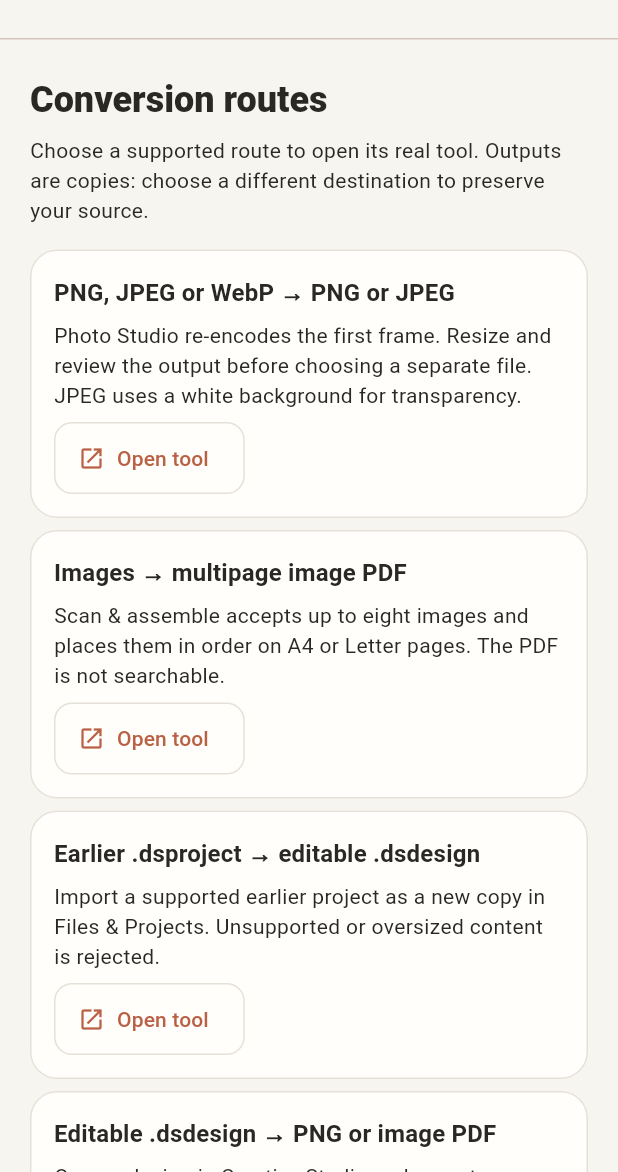
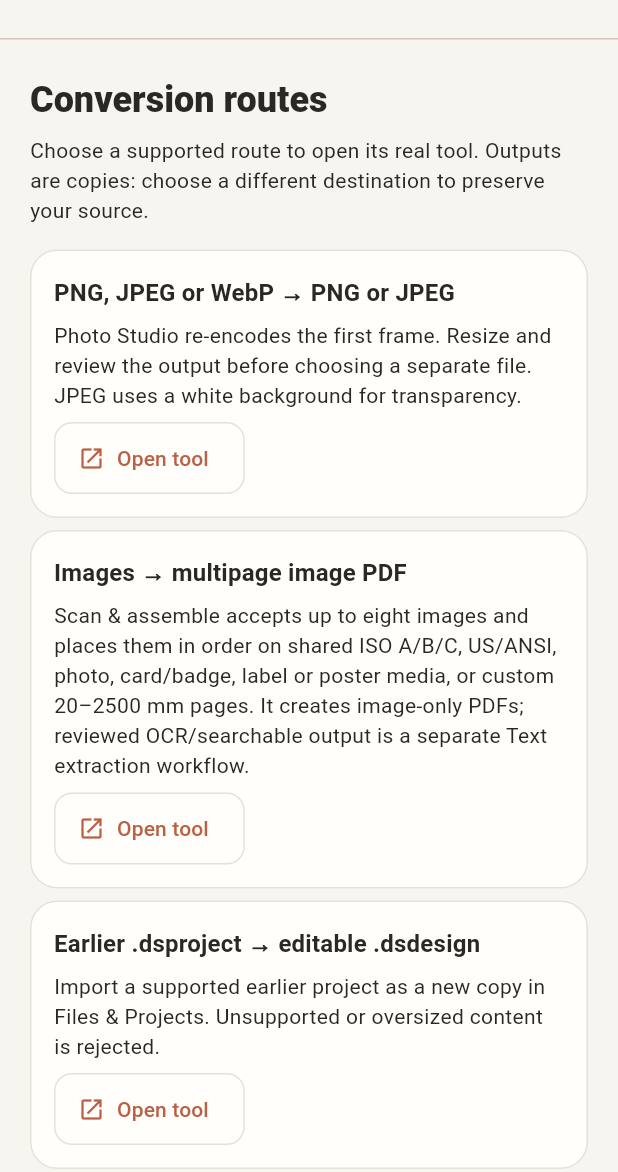
Before and after one commit to ZamCan/DeskSuite, a Flutter app: the screen it shows after launch, after a tap on the "menu" icon, after a tap on "New design", on a phone screen of 412 x 824 dp, the part 64-1236 px from its top. Run offline on Flutter 3.47's test engine with Material 3 defaults, Android fonts, the phone set to English and light mode, and no system bars; our stand-ins replace file_picker, image_picker, pdf, printing; missing offline and left inert: dart_pdf_editor.

Commit message:
Reconcile scan messaging, diagnose draft persistence and lock PDF editor dependencies

```diff
--- a/lib/document_scan/scan_studio_page.dart
+++ b/lib/document_scan/scan_studio_page.dart
@@ -1107,7 +1107,7 @@ class _ScanStudioPageState extends State<ScanStudioPage> {
         ],
         const SizedBox(height: 20),
         const Text(
-          'This tool makes image-only PDFs; OCR, automatic edge detection and a PDF reader are not yet available. Draft pages are stored privately until you discard them; export a copy for backup.',
+          'This tool creates image-only PDFs. Use Text extraction to review OCR and create searchable PDFs, or PDF Studio to open and edit an existing PDF. Draft pages stay on this device until discarded; export a copy for backup.',
         ),
       ],
     );
--- a/lib/workspace/conversion_catalog.dart
+++ b/lib/workspace/conversion_catalog.dart
@@ -23,7 +23,7 @@ const conversionRoutes = <ConversionRoute>[
   ),
   ConversionRoute(
     title: 'Images → multipage image PDF',
-    detail: 'Scan & assemble accepts up to eight images and places them in order on A4 or Letter pages. The PDF is not searchable.',
+    detail: 'Scan & assemble accepts up to eight images and places them in order on shared ISO A/B/C, US/ANSI, photo, card/badge, label or poster media, or custom 20–2500 mm pages. It creates image-only PDFs; reviewed OCR/searchable output is a separate Text extraction workflow.',
     target: ConversionTarget.scans,
   ),
   ConversionRoute(
```
Also changed, not shown: pubspec.lock, 2 other files.
